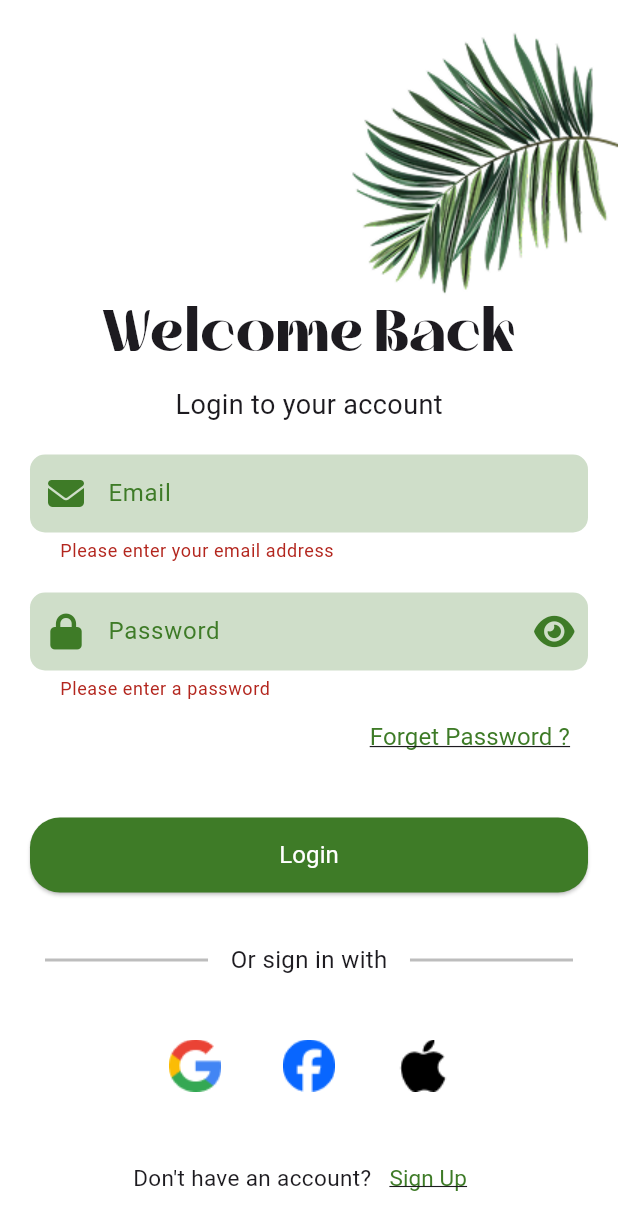
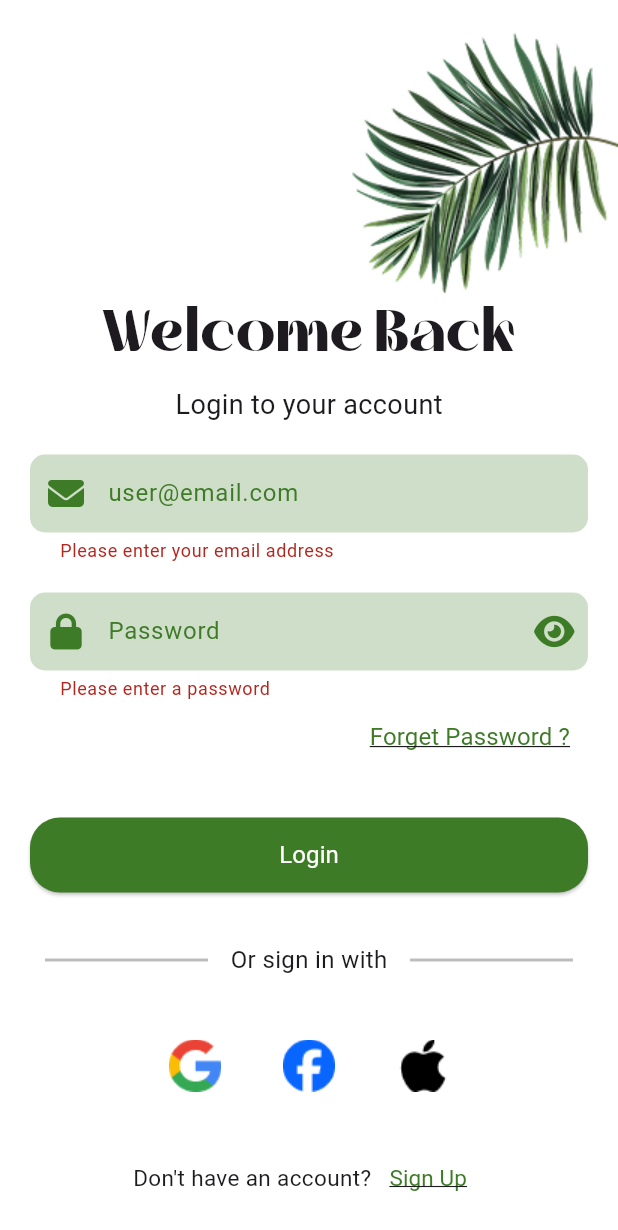
Before and after one commit to EsAm1973/Mazraaty, a Flutter app: the LoginView screen opened by its route, after a tap on "Login", on a phone screen of 412 x 824 dp. Shown: the top 1230 px of the screen. Run offline on Flutter 3.47's test engine with Material 3 defaults, Android fonts, the light colour scheme and no system bars; our stand-ins replace font_awesome_flutter, go_router, google_fonts, image_picker; Roboto replaces fonts that are missing (Inder).

Commit message:
create sign up email text feild

```diff
--- /dev/null
+++ b/lib/Features/authentication/presentation/views/widgets/login_email_textfeild.dart
@@ -0,0 +1,31 @@
+import 'package:flutter/material.dart';
+import 'package:font_awesome_flutter/font_awesome_flutter.dart';
+import 'package:mazraaty/Core/widgets/custom_textfeild.dart';
+import 'package:mazraaty/constants.dart';
+
+class LoginEmailTextFeild extends StatelessWidget {
+  const LoginEmailTextFeild({super.key, required this.emailController});
+  final TextEditingController emailController;
+  @override
+  Widget build(BuildContext context) {
+    return CustomTextField(
+      controller: emailController,
+      hintText: 'user@email.com',
+      keyboardType: TextInputType.emailAddress,
+      preffixIcon: const Icon(
+        FontAwesomeIcons.solidEnvelope,
+        color: kMainColor,
+      ),
+      onChanged: (value) {},
+      validator: (value) {
+        if (value == null || value.isEmpty) {
+          return 'Please enter your email address';
+        }
+        if (!RegExp(r'^[\w-\.]+@([\w-]+\.)+[\w-]{2,4}$').hasMatch(value)) {
+          return 'Please enter a valid email address';
+        }
+        return null;
+      },
+    );
+  }
+}
--- a/lib/Features/authentication/presentation/views/widgets/login_view_body.dart
+++ b/lib/Features/authentication/presentation/views/widgets/login_view_body.dart
@@ -1,8 +1,8 @@
 import 'package:flutter/material.dart';
 import 'package:mazraaty/Features/authentication/presentation/views/widgets/login_button.dart';
+import 'package:mazraaty/Features/authentication/presentation/views/widgets/login_email_textfeild.dart';
 import 'package:mazraaty/Features/authentication/presentation/views/widgets/login_forgetpass.dart';
 import 'package:mazraaty/Features/authentication/presentation/views/widgets/login_goto_signup.dart';
-import 'package:mazraaty/Features/authentication/presentation/views/widgets/login_name_textfeild.dart';
 import 'package:mazraaty/Features/authentication/presentation/views/widgets/login_or_signwith.dart';
 import 'package:mazraaty/Features/authentication/presentation/views/widgets/login_password_textfeild.dart';
 import 'package:mazraaty/Features/authentication/presentation/views/widgets/login_socialmedia.dart';
--- a/lib/Features/authentication/presentation/views/widgets/login_name_textfeild.dart
+++ b/lib/Features/authentication/presentation/views/widgets/signup_email_textfeild.dart
@@ -3,14 +3,14 @@
 import 'package:mazraaty/Core/widgets/custom_textfeild.dart';
 import 'package:mazraaty/constants.dart';
 
-class LoginEmailTextFeild extends StatelessWidget {
-  const LoginEmailTextFeild({super.key, required this.emailController});
+class SignUpEmailTextFeild extends StatelessWidget {
+  const SignUpEmailTextFeild({super.key, required this.emailController});
   final TextEditingController emailController;
   @override
   Widget build(BuildContext context) {
     return CustomTextField(
       controller: emailController,
-      hintText: 'Email',
+      hintText: 'user@email.com',
       keyboardType: TextInputType.emailAddress,
       preffixIcon: const Icon(
         FontAwesomeIcons.solidEnvelope,
--- a/lib/Features/authentication/presentation/views/widgets/signup_view_body.dart
+++ b/lib/Features/authentication/presentation/views/widgets/signup_view_body.dart
@@ -3,6 +3,7 @@
 import 'package:mazraaty/Core/utils/styles.dart';
 import 'package:mazraaty/Core/widgets/custom_textfeild.dart';
 import 'package:mazraaty/Features/authentication/presentation/views/widgets/login_top_image.dart';
+import 'package:mazraaty/Features/authentication/presentation/views/widgets/signup_email_textfeild.dart';
 import 'package:mazraaty/Features/authentication/presentation/views/widgets/signup_name_textfeild.dart';
 import 'package:mazraaty/Features/authentication/presentation/views/widgets/signup_welcome_message.dart';
 import 'package:mazraaty/constants.dart';
@@ -10,6 +11,7 @@
 class SignupViewBody extends StatelessWidget {
   SignupViewBody({super.key});
   final TextEditingController nameController = TextEditingController();
+  final TextEditingController emailController = TextEditingController();
   @override
   Widget build(BuildContext context) {
     return SingleChildScrollView(
@@ -23,6 +25,8 @@
                 const SignUpWelcomeMessage(),
                 const SizedBox(height: 20),
                 SignUpNameTextFeild(nameController: nameController),
+                const SizedBox(height: 20),
+                SignUpEmailTextFeild(emailController: emailController),
               ],
             ),
           ),
```
